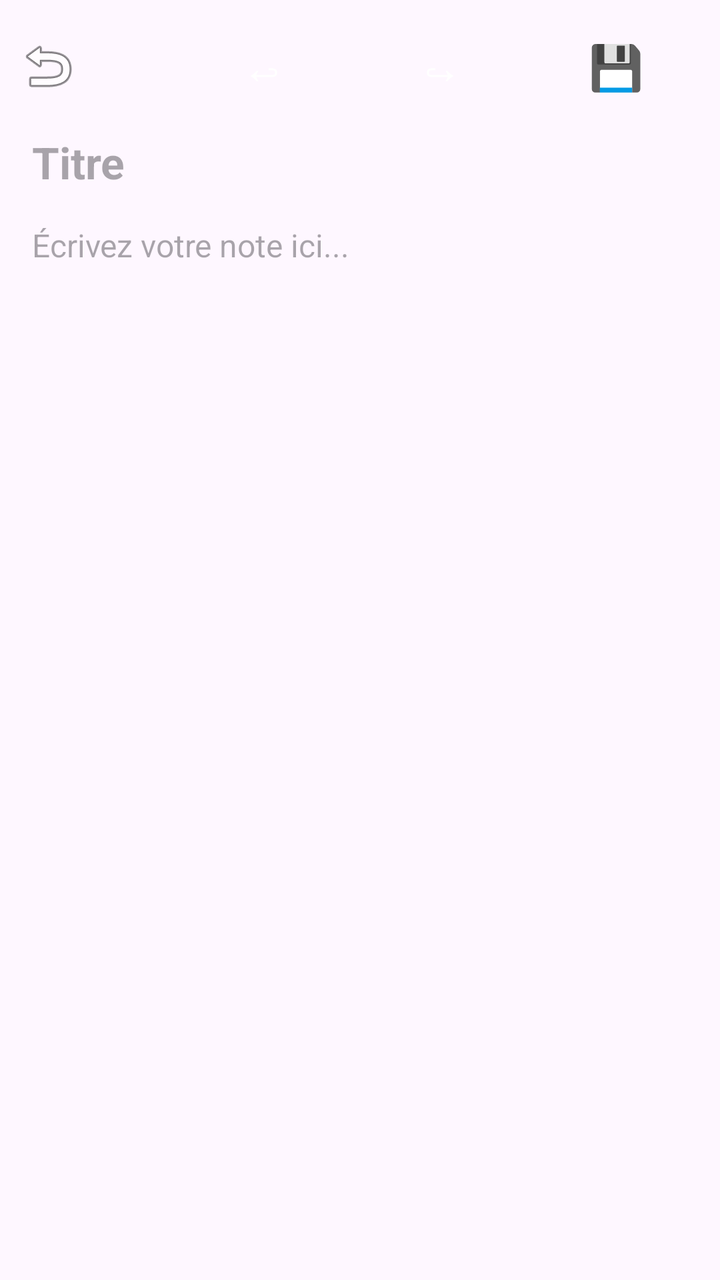
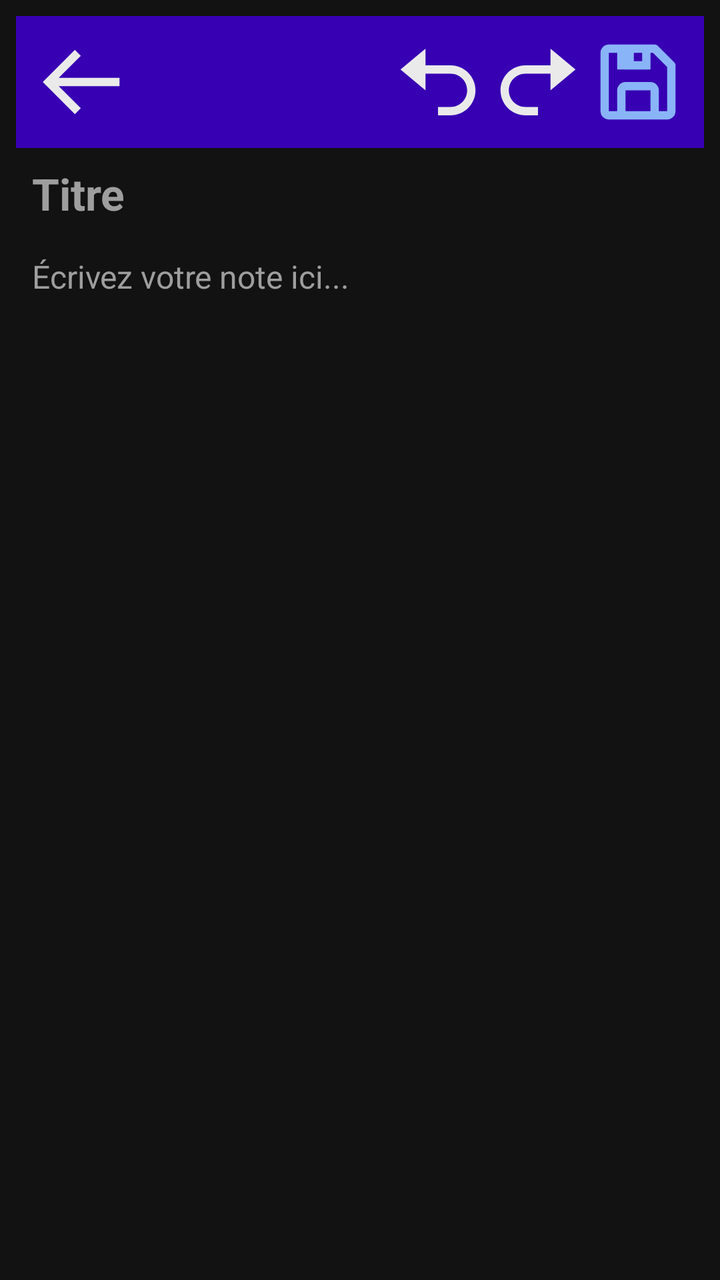

An Android layout rendered at two revisions. The XML below is the earlier revision; the diff shows what the commit changed to produce the second picture.
<!-- AndroidManifest.xml: application theme Theme.BlocNote -->
<!-- res/layout/activity_edition.xml -->
<?xml version="1.0" encoding="utf-8"?>
<LinearLayout xmlns:android="http://schemas.android.com/apk/res/android"
    android:layout_width="match_parent"
    android:layout_height="match_parent"
    android:orientation="vertical">

    <LinearLayout
        android:layout_width="match_parent"
        android:layout_height="wrap_content"
        android:orientation="horizontal"
        android:gravity="center_vertical"
        android:padding="8dp">

        <ImageButton
            android:id="@+id/boutonRetour"
            android:layout_width="wrap_content"
            android:layout_height="wrap_content"
            android:src="@android:drawable/ic_menu_revert"
            android:background="@android:color/transparent"
            android:contentDescription="Retour" />

        <View
            android:layout_width="0dp"
            android:layout_height="1dp"
            android:layout_weight="1" />

        <Button
            android:id="@+id/boutonUndo"
            android:layout_width="wrap_content"
            android:layout_height="wrap_content"
            android:text="↩"
            android:textSize="22sp"
            android:background="@android:color/transparent" />

        <Button
            android:id="@+id/boutonRedo"
            android:layout_width="wrap_content"
            android:layout_height="wrap_content"
            android:text="↪"
            android:textSize="22sp"
            android:background="@android:color/transparent" />

        <Button
            android:id="@+id/boutonSauvegarder"
            android:layout_width="wrap_content"
            android:layout_height="wrap_content"
            android:text="💾"
            android:textSize="22sp"
            android:background="@android:color/transparent" />

    </LinearLayout>

    <EditText
        android:id="@+id/editTitre"
        android:layout_width="match_parent"
        android:layout_height="wrap_content"
        android:layout_marginStart="16dp"
        android:layout_marginEnd="16dp"
        android:hint="Titre"
        android:textSize="22sp"
        android:textStyle="bold"
        android:background="@android:color/transparent" />

    <EditText
        android:id="@+id/editContenu"
        android:layout_width="match_parent"
        android:layout_height="0dp"
        android:layout_weight="1"
        android:layout_margin="16dp"
        android:hint="Écrivez votre note ici..."
        android:textSize="16sp"
        android:gravity="top"
        android:background="@android:color/transparent"
        android:inputType="textMultiLine" />

</LinearLayout>
<!-- resources referenced by this layout -->
<resources>
  <style name="Theme.BlocNote" parent="Base.Theme.BlocNote" />
  <style name="Base.Theme.BlocNote" parent="Theme.Material3.DayNight.NoActionBar">
          
          
      </style>
</resources>

<!-- the commit's change to res/layout/activity_edition.xml (unified diff, before → after) -->
@@ -2,51 +2,64 @@
 <LinearLayout xmlns:android="http://schemas.android.com/apk/res/android"
     android:layout_width="match_parent"
     android:layout_height="match_parent"
-    android:orientation="vertical">
+    android:orientation="vertical"
+    android:background="@color/fond_principal"
+    android:fitsSystemWindows="true">
 
     <LinearLayout
         android:layout_width="match_parent"
         android:layout_height="wrap_content"
         android:orientation="horizontal"
         android:gravity="center_vertical"
-        android:padding="8dp">
+        android:padding="8dp"
+        android:layout_margin="8dp"
+        android:background="@color/design_default_color_primary_variant">
+
+        
+
 
         <ImageButton
             android:id="@+id/boutonRetour"
             android:layout_width="wrap_content"
             android:layout_height="wrap_content"
-            android:src="@android:drawable/ic_menu_revert"
+            android:src="@drawable/ic_back"
+            android:tint="@color/texte_principal"
             android:background="@android:color/transparent"
             android:contentDescription="Retour" />
 
+        
         <View
             android:layout_width="0dp"
             android:layout_height="1dp"
             android:layout_weight="1" />
 
-        <Button
+        
+        <ImageButton
             android:id="@+id/boutonUndo"
             android:layout_width="wrap_content"
             android:layout_height="wrap_content"
-            android:text="↩"
-            android:textSize="22sp"
-            android:background="@android:color/transparent" />
+            android:src="@drawable/ic_undo"
+            android:tint="@color/texte_principal"
+            android:background="@android:color/transparent"
+            android:contentDescription="Annuler" />
 
-        <Button
+        <ImageButton
             android:id="@+id/boutonRedo"
             android:layout_width="wrap_content"
             android:layout_height="wrap_content"
-            android:text="↪"
-            android:textSize="22sp"
-            android:background="@android:color/transparent" />
+            android:src="@drawable/ic_redo"
+            android:tint="@color/texte_principal"
+            android:background="@android:color/transparent"
+            android:contentDescription="Refaire" />
 
-        <Button
+        <ImageButton
             android:id="@+id/boutonSauvegarder"
             android:layout_width="wrap_content"
             android:layout_height="wrap_content"
-            android:text="💾"
-            android:textSize="22sp"
-            android:background="@android:color/transparent" />
+            android:src="@drawable/ic_save"
+            android:tint="@color/accent"
+            android:background="@android:color/transparent"
+            android:contentDescription="Sauvegarder" />
 
     </LinearLayout>
 
@@ -59,6 +72,8 @@
         android:hint="Titre"
         android:textSize="22sp"
         android:textStyle="bold"
+        android:textColor="@color/texte_principal"
+        android:textColorHint="@color/texte_secondaire"
         android:background="@android:color/transparent" />
 
     <EditText
@@ -69,6 +84,8 @@
         android:layout_margin="16dp"
         android:hint="Écrivez votre note ici..."
         android:textSize="16sp"
+        android:textColor="@color/texte_principal"
+        android:textColorHint="@color/texte_secondaire"
         android:gravity="top"
         android:background="@android:color/transparent"
         android:inputType="textMultiLine" />
<!-- resource entries referenced after the edit -->
@@ -1,9 +1,53 @@
 <!-- resources referenced by this layout -->
 <resources>
-  <style name="Theme.BlocNote" parent="Base.Theme.BlocNote" />
-  <style name="Base.Theme.BlocNote" parent="Theme.Material3.DayNight.NoActionBar">
-          
-          
+  <color name="accent">#8AB4F8</color>
+  <color name="fond_principal">#121212</color>
+  <color name="texte_principal">#EAEAEA</color>
+  <color name="texte_secondaire">#9E9E9E</color>
+  <!-- drawable ic_back (drawable) -->
+  <vector xmlns:android="http://schemas.android.com/apk/res/android"
+      android:width="50dp"
+      android:height="50dp"
+      android:viewportWidth="24"
+      android:viewportHeight="24">
+    <path
+        android:pathData="M21,11H6.414l5.293,-5.293l-1.414,-1.414L2.586,12l7.707,7.707l1.414,-1.414L6.414,13H21z"
+        android:fillColor="@color/design_default_color_on_primary"/>
+  </vector>
+  <!-- drawable ic_redo (drawable) -->
+  <vector xmlns:android="http://schemas.android.com/apk/res/android"
+      android:width="50dp"
+      android:height="50dp"
+      android:viewportWidth="24"
+      android:viewportHeight="24">
+    <path
+        android:pathData="M9,20h3v-2H9c-2.21,0 -4,-1.79 -4,-4s1.79,-4 4,-4h6v4l6,-5l-6,-5v4H9c-3.31,0 -6,2.69 -6,6s2.69,6 6,6"
+        android:fillColor="@color/design_default_color_on_primary"/>
+  </vector>
+  <!-- drawable ic_save (drawable) -->
+  <vector xmlns:android="http://schemas.android.com/apk/res/android"
+      android:width="50dp"
+      android:height="50dp"
+      android:viewportWidth="24"
+      android:viewportHeight="24">
+    <path
+        android:pathData="M5,21h14a2,2 0,0 0,2 -2V8a1,1 0,0 0,-0.29 -0.71l-4,-4A1,1 0,0 0,16 3H5a2,2 0,0 0,-2 2v14a2,2 0,0 0,2 2m10,-2H9v-5h6zM13,7h-2V5h2zM5,5h2v4h8V5h0.59L19,8.41V19h-2v-5a2,2 0,0 0,-2 -2H9a2,2 0,0 0,-2 2v5H5z"
+        android:fillColor="@color/design_default_color_on_primary"/>
+  </vector>
+  <!-- drawable ic_undo (drawable) -->
+  <vector xmlns:android="http://schemas.android.com/apk/res/android"
+      android:width="50dp"
+      android:height="50dp"
+      android:viewportWidth="24"
+      android:viewportHeight="24">
+    <path
+        android:pathData="M9,10h6c2.21,0 4,1.79 4,4s-1.79,4 -4,4h-3v2h3c3.31,0 6,-2.69 6,-6s-2.69,-6 -6,-6H9V4L3,9l6,5z"
+        android:fillColor="@color/design_default_color_on_primary"/>
+  </vector>
+  <style name="Theme.BlocNote" parent="Theme.Material3.DayNight.NoActionBar">
+          <item name="colorPrimary">@color/accent</item>
+          <item name="android:windowBackground">@color/fond_principal</item>
+          <item name="android:statusBarColor">@color/fond_principal</item>
       </style>
 </resources>
 
